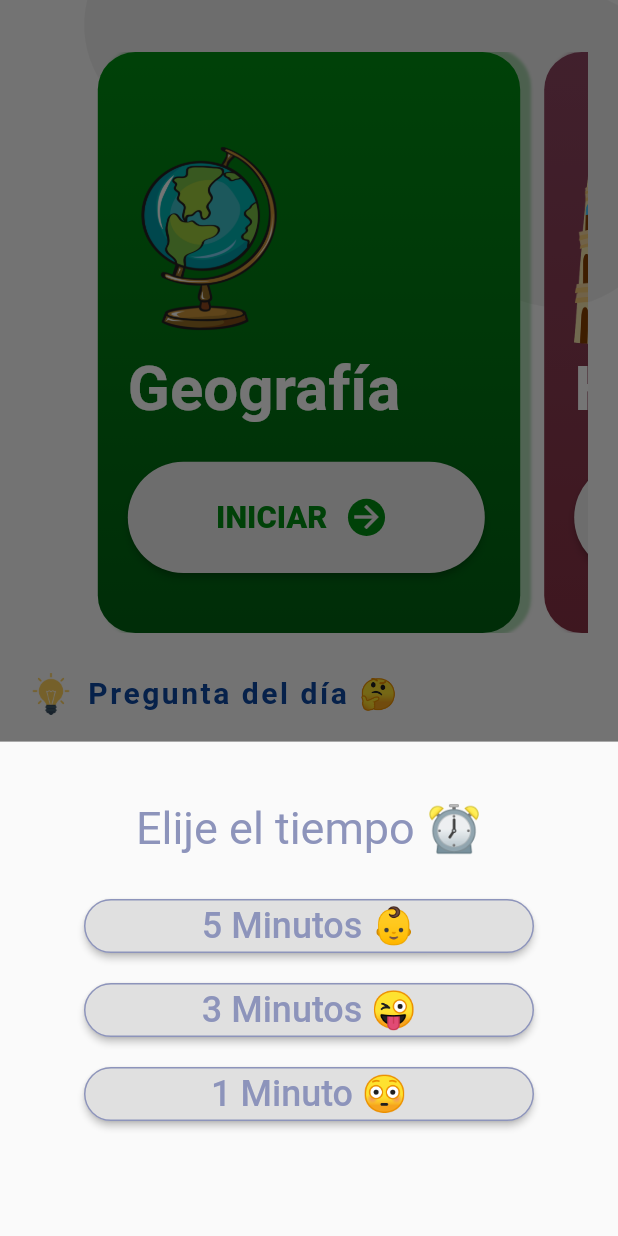
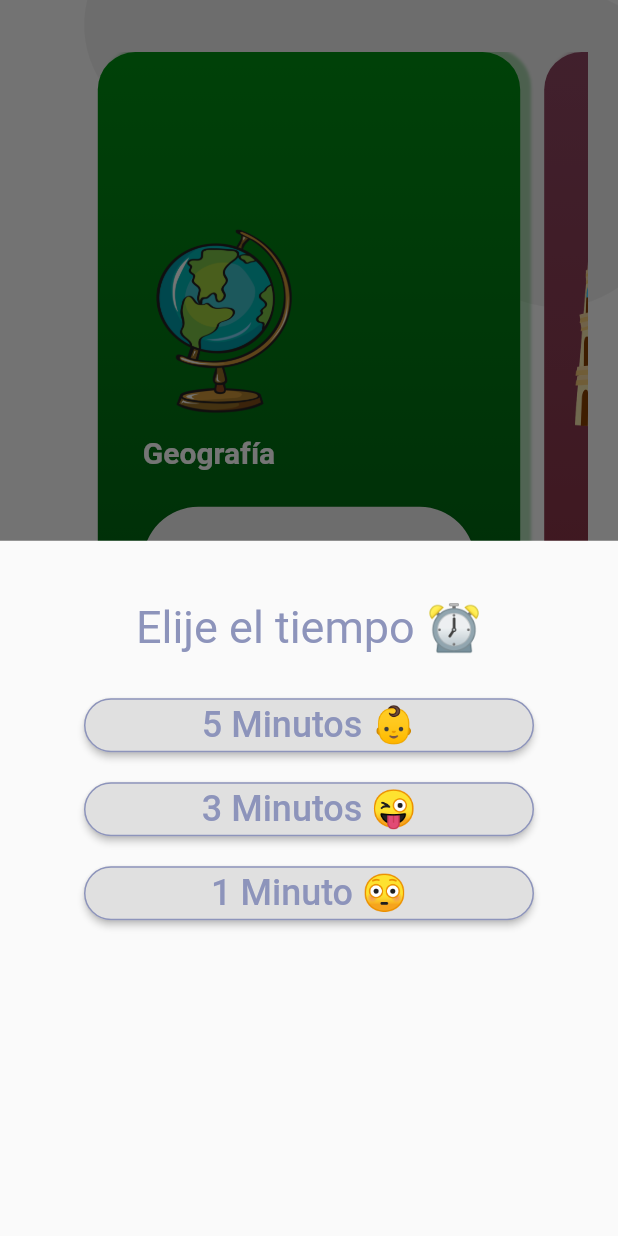
Before and after one commit to JovannyRch/quizsurf, a Flutter app: the screen it shows after launch, after a tap on "INICIAR", on a phone screen of 412 x 824 dp. Run offline on Flutter 3.47's test engine with Material 2 defaults, Android fonts, the light colour scheme and no system bars; drawn by our look-alikes of carousel_slider; our stand-ins replace flip_card, percent_indicator, rflutter_alert, shared_preferences, sqflite, vibration; accounts and stored records are empty.

Commit message:
Version 1.0

```diff
--- a/lib/screens/add_ficha_screen.dart
+++ b/lib/screens/add_ficha_screen.dart
@@ -64,7 +64,7 @@ class _AddFichaScreenState extends State<AddFichaScreen> {
                       textCapitalization: TextCapitalization.sentences,
                       decoration: InputDecoration(
                         hintText: 'Escribe aquí el término 😊',
-                        labelText: "Término ✏️",
+                        labelText: "Término o idea ✏️",
                         labelStyle: TextStyle(
                             fontWeight: FontWeight.bold, color: kTextColor),
                       ),
--- a/lib/screens/categorias_screen.dart
+++ b/lib/screens/categorias_screen.dart
@@ -380,6 +380,7 @@ class CardMateria extends StatelessWidget {
     return Container(
       margin: EdgeInsets.symmetric(horizontal: 8.0),
       height: MediaQuery.of(context).size.height * 0.5,
+      padding: EdgeInsets.all(10.0),
       decoration: BoxDecoration(
         boxShadow: [
           BoxShadow(
@@ -411,7 +412,7 @@ class CardMateria extends StatelessWidget {
             Text(
               materia,
               style: TextStyle(
-                fontSize: alto * 0.05,
+                fontSize: 20.0,
                 fontWeight: FontWeight.bold,
                 color: Colors.white,
               ),
@@ -459,7 +460,7 @@ class CardMateria extends StatelessWidget {
                     context: context,
                     builder: (builder) {
                       return Container(
-                        height: alto * 0.4,
+                        height: alto * 0.6,
                         child: Column(
                           children: <Widget>[
                             Text(
@@ -484,10 +485,6 @@ class CardMateria extends StatelessWidget {
                     });
               },
             ),
-            Container(
-              width: double.infinity,
-              height: 40.0,
-            )
           ],
         ),
       ),
--- a/lib/screens/fichas_inicio_screen.dart
+++ b/lib/screens/fichas_inicio_screen.dart
@@ -25,7 +25,7 @@ class FichasScreen extends StatelessWidget {
                 context: context,
                 builder: (builder) {
                   return Container(
-                    height: 200.0,
+                    height: alto * 0.45,
                     child: Column(
                       children: <Widget>[
                         Text(
--- a/lib/screens/matematicas_screen.dart
+++ b/lib/screens/matematicas_screen.dart
@@ -93,24 +93,24 @@ class _MatematicasScreenState extends State<MatematicasScreen> {
             DialogButton(
               color: kTextColor,
               child: Text(
-                "Salir 🥺",
+                "Salir",
                 style: TextStyle(color: Colors.white, fontSize: 20),
               ),
               onPressed: () {
                 Navigator.pop(context, false);
               },
-              width: 120,
+              width: 140,
             ),
             DialogButton(
               color: kRosaColor,
               child: Text(
-                "Volver a jugar 😎",
+                "Reintentar",
                 style: TextStyle(color: Colors.white, fontSize: 20),
               ),
               onPressed: () {
                 Navigator.pop(context, true);
               },
-              width: 120,
+              width: 140,
             )
           ],
         ).show();
@@ -414,7 +414,7 @@ class _MatematicasScreenState extends State<MatematicasScreen> {
                           DialogButton(
                             color: kTextColor,
                             child: Text(
-                              "Salir 🥺",
+                              "Salir",
                               style:
                                   TextStyle(color: Colors.white, fontSize: 20),
                             ),
@@ -426,7 +426,7 @@ class _MatematicasScreenState extends State<MatematicasScreen> {
                           DialogButton(
                             color: kRosaColor,
                             child: Text(
-                              "Repetir 😎",
+                              "Reintentar",
                               style:
                                   TextStyle(color: Colors.white, fontSize: 20),
                             ),
```
Also changed, not shown: lib/screens/quiz_screen.dart (+13 -8 lines), lib/screens/test_screen.dart (+19 -11 lines).
